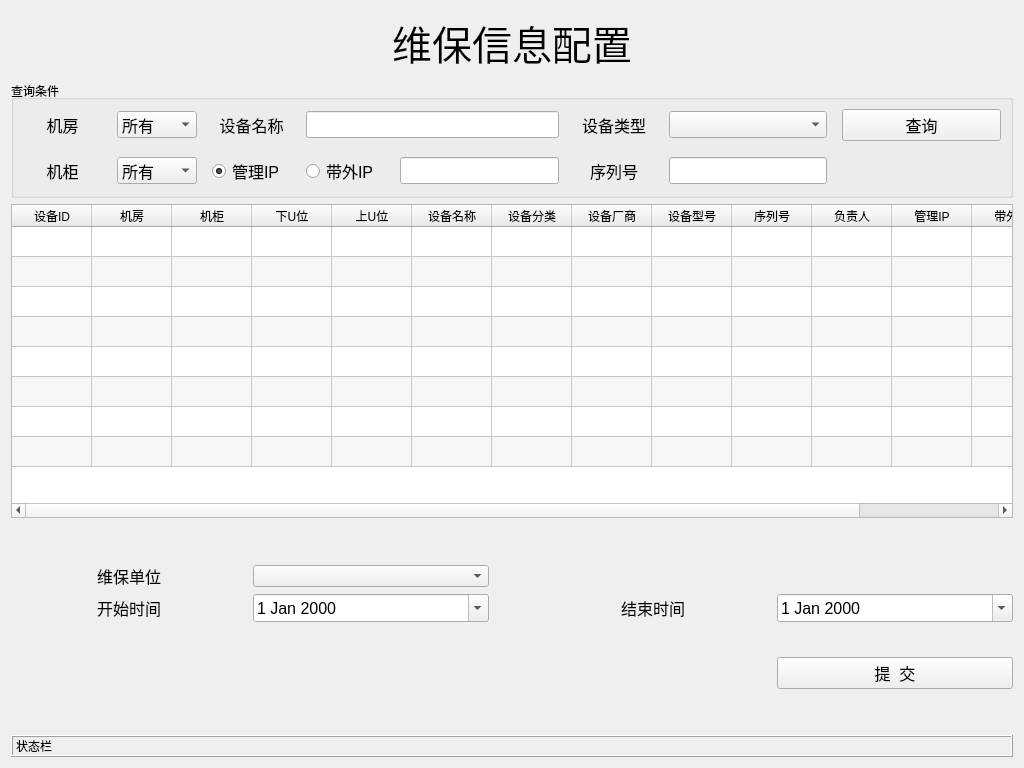
Before: the Qt Designer form ui/warranty_config.ui in tainyuhong/pyside_machine_system, drawn with Qt 5.
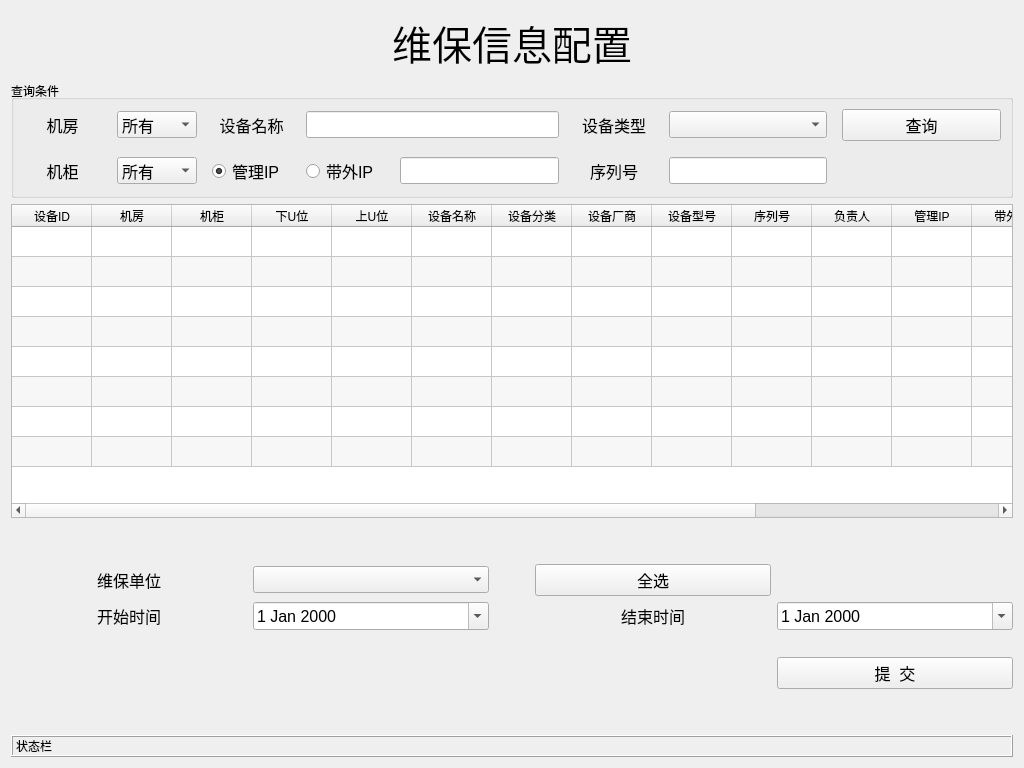
After: the same form once the commit is applied.

Commit message: 1、维保配置

```diff
--- a/ui/warranty_config.ui
+++ b/ui/warranty_config.ui
@@ -349,6 +349,16 @@
          <string>带外IP</string>
         </property>
        </column>
+       <column>
+        <property name="text">
+         <string>维保单位</string>
+        </property>
+       </column>
+       <column>
+        <property name="text">
+         <string>维保状态</string>
+        </property>
+       </column>
        <column>
         <property name="text">
          <string>备注</string>
@@ -406,36 +416,6 @@
          </property>
         </widget>
        </item>
-       <item row="1" column="1">
-        <widget class="QDateEdit" name="dt_end">
-         <property name="font">
-          <font>
-           <pointsize>12</pointsize>
-          </font>
-         </property>
-         <property name="contextMenuPolicy">
-          <enum>Qt::DefaultContextMenu</enum>
-         </property>
-         <property name="acceptDrops">
-          <bool>false</bool>
-         </property>
-         <property name="wrapping">
-          <bool>false</bool>
-         </property>
-         <property name="buttonSymbols">
-          <enum>QAbstractSpinBox::UpDownArrows</enum>
-         </property>
-         <property name="correctionMode">
-          <enum>QAbstractSpinBox::CorrectToPreviousValue</enum>
-         </property>
-         <property name="currentSection">
-          <enum>QDateTimeEdit::YearSection</enum>
-         </property>
-         <property name="calendarPopup">
-          <bool>true</bool>
-         </property>
-        </widget>
-       </item>
        <item row="1" column="2">
         <spacer name="horizontalSpacer">
          <property name="orientation">
@@ -464,36 +444,6 @@
          </property>
         </widget>
        </item>
-       <item row="1" column="4">
-        <widget class="QDateEdit" name="dt_start">
-         <property name="font">
-          <font>
-           <pointsize>12</pointsize>
-          </font>
-         </property>
-         <property name="contextMenuPolicy">
-          <enum>Qt::DefaultContextMenu</enum>
-         </property>
-         <property name="acceptDrops">
-          <bool>false</bool>
-         </property>
-         <property name="wrapping">
-          <bool>false</bool>
-         </property>
-         <property name="buttonSymbols">
-          <enum>QAbstractSpinBox::UpDownArrows</enum>
-         </property>
-         <property name="correctionMode">
-          <enum>QAbstractSpinBox::CorrectToPreviousValue</enum>
-         </property>
-         <property name="currentSection">
-          <enum>QDateTimeEdit::YearSection</enum>
-         </property>
-         <property name="calendarPopup">
-          <bool>true</bool>
-         </property>
-        </widget>
-       </item>
        <item row="2" column="4">
         <spacer name="verticalSpacer">
          <property name="orientation">
@@ -520,7 +470,85 @@
         </widget>
        </item>
        <item row="0" column="1">
-        <widget class="QComboBox" name="cb_org"/>
+        <widget class="QComboBox" name="cb_org">
+         <property name="font">
+          <font>
+           <pointsize>12</pointsize>
+          </font>
+         </property>
+        </widget>
+       </item>
+       <item row="1" column="4">
+        <widget class="QDateEdit" name="dt_end">
+         <property name="font">
+          <font>
+           <pointsize>12</pointsize>
+          </font>
+         </property>
+         <property name="contextMenuPolicy">
+          <enum>Qt::DefaultContextMenu</enum>
+         </property>
+         <property name="acceptDrops">
+          <bool>false</bool>
+         </property>
+         <property name="wrapping">
+          <bool>false</bool>
+         </property>
+         <property name="buttonSymbols">
+          <enum>QAbstractSpinBox::UpDownArrows</enum>
+         </property>
+         <property name="correctionMode">
+          <enum>QAbstractSpinBox::CorrectToPreviousValue</enum>
+         </property>
+         <property name="currentSection">
+          <enum>QDateTimeEdit::YearSection</enum>
+         </property>
+         <property name="calendarPopup">
+          <bool>true</bool>
+         </property>
+        </widget>
+       </item>
+       <item row="1" column="1">
+        <widget class="QDateEdit" name="dt_start">
+         <property name="font">
+          <font>
+           <pointsize>12</pointsize>
+          </font>
+         </property>
+         <property name="contextMenuPolicy">
+          <enum>Qt::DefaultContextMenu</enum>
+         </property>
+         <property name="acceptDrops">
+          <bool>false</bool>
+         </property>
+         <property name="wrapping">
+          <bool>false</bool>
+         </property>
+         <property name="buttonSymbols">
+          <enum>QAbstractSpinBox::UpDownArrows</enum>
+         </property>
+         <property name="correctionMode">
+          <enum>QAbstractSpinBox::CorrectToPreviousValue</enum>
+         </property>
+         <property name="currentSection">
+          <enum>QDateTimeEdit::YearSection</enum>
+         </property>
+         <property name="calendarPopup">
+          <bool>true</bool>
+         </property>
+        </widget>
+       </item>
+       <item row="0" column="3">
+        <widget class="QPushButton" name="bt_select_all">
+         <property name="font">
+          <font>
+           <pointsize>12</pointsize>
+          </font>
+         </property>
+         <property name="text">
+          <string>全选</string>
+         </property>
+        </widget>
        </item>
       </layout>
      </item>
```
The commit also changes 8 other files.
